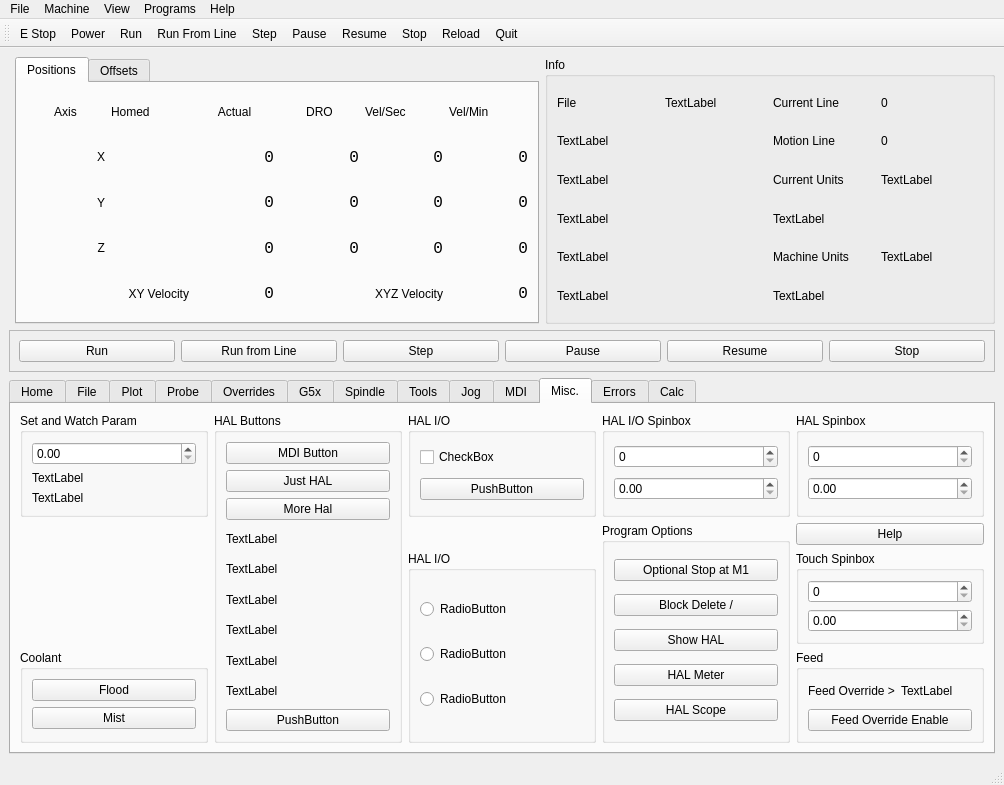
Qt form examples/xyz/xyz.ui (jethornton/flexgui) before a commit.
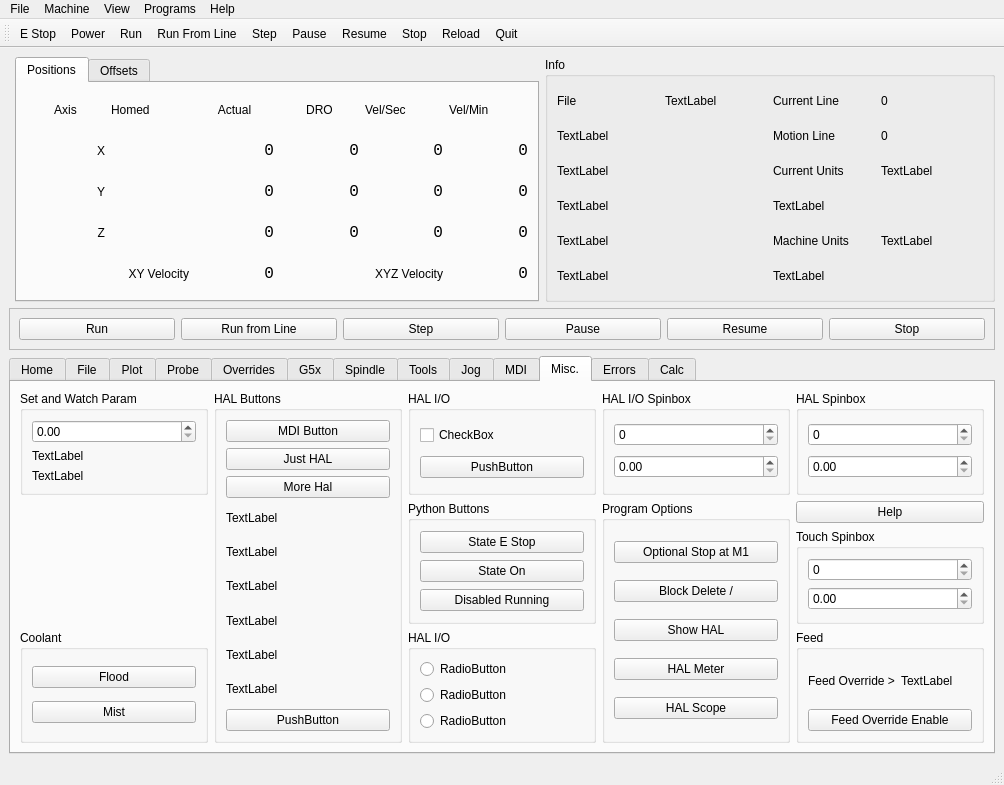
The same form after that commit. The open tabs and pages were chosen to show the change.

What changed in the file:
```diff
--- a/examples/xyz/xyz.ui
+++ b/examples/xyz/xyz.ui
@@ -3133,7 +3133,7 @@
           </layout>
          </widget>
         </item>
-        <item row="2" column="2" rowspan="2">
+        <item row="3" column="2">
          <widget class="QGroupBox" name="groupBox_24">
           <property name="title">
            <string>HAL I/O</string>
@@ -3199,6 +3199,36 @@
           </layout>
          </widget>
         </item>
+        <item row="1" column="2" rowspan="2">
+         <widget class="QGroupBox" name="groupBox_27">
+          <property name="title">
+           <string>Python Buttons</string>
+          </property>
+          <layout class="QGridLayout" name="gridLayout_43">
+           <item row="1" column="0">
+            <widget class="QPushButton" name="state_on_pb">
+             <property name="text">
+              <string>State On</string>
+             </property>
+            </widget>
+           </item>
+           <item row="2" column="0">
+            <widget class="QPushButton" name="disabled_running_pb">
+             <property name="text">
+              <string>Disabled Running</string>
+             </property>
+            </widget>
+           </item>
+           <item row="0" column="0">
+            <widget class="QPushButton" name="state_estop_pb">
+             <property name="text">
+              <string>State E Stop</string>
+             </property>
+            </widget>
+           </item>
+          </layout>
+         </widget>
+        </item>
        </layout>
       </widget>
       <widget class="QWidget" name="tab_3">
```
Left out of the diff: 2 changed lines with no effect on the pictures.
